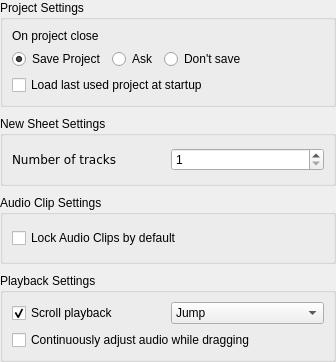
ErwanLegrand/Traverso-DAW, file src/traverso/ui/BehaviorConfigPage.ui: the form before one commit.
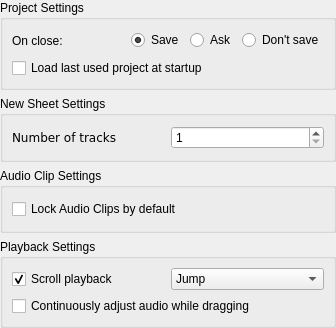
The form after the commit.

What changed in the file:
```diff
--- a/src/traverso/ui/BehaviorConfigPage.ui
+++ b/src/traverso/ui/BehaviorConfigPage.ui
@@ -6,7 +6,7 @@
     <x>0</x>
     <y>0</y>
     <width>336</width>
-    <height>362</height>
+    <height>328</height>
    </rect>
   </property>
   <property name="windowTitle" >
@@ -17,7 +17,7 @@
     <number>0</number>
    </property>
    <property name="spacing" >
-    <number>9</number>
+    <number>6</number>
    </property>
    <item>
     <widget class="QGroupBox" name="groupBox" >
@@ -32,7 +32,7 @@
        <number>6</number>
       </property>
       <item>
-       <layout class="QVBoxLayout" >
+       <layout class="QHBoxLayout" >
         <property name="margin" >
          <number>0</number>
         </property>
@@ -42,56 +42,46 @@
         <item>
          <widget class="QLabel" name="label_2" >
           <property name="text" >
-           <string>On project close</string>
+           <string>On close:</string>
           </property>
          </widget>
         </item>
         <item>
-         <layout class="QHBoxLayout" >
-          <property name="margin" >
-           <number>0</number>
+         <spacer>
+          <property name="orientation" >
+           <enum>Qt::Horizontal</enum>
           </property>
-          <property name="spacing" >
-           <number>6</number>
+          <property name="sizeHint" >
+           <size>
+            <width>20</width>
+            <height>23</height>
+           </size>
           </property>
-          <item>
-           <widget class="QRadioButton" name="saveRadioButton" >
-            <property name="text" >
-             <string>Save Project</string>
-            </property>
-            <property name="checked" >
-             <bool>true</bool>
-            </property>
-           </widget>
-          </item>
-          <item>
-           <widget class="QRadioButton" name="askRadioButton" >
-            <property name="text" >
-             <string>Ask</string>
-            </property>
-           </widget>
-          </item>
-          <item>
-           <widget class="QRadioButton" name="neverRadioButton" >
-            <property name="text" >
-             <string>Don't save</string>
-            </property>
-           </widget>
-          </item>
-          <item>
-           <spacer>
-            <property name="orientation" >
-             <enum>Qt::Horizontal</enum>
-            </property>
-            <property name="sizeHint" >
-             <size>
-              <width>40</width>
-              <height>20</height>
-             </size>
-            </property>
-           </spacer>
-          </item>
-         </layout>
+         </spacer>
+        </item>
+        <item>
+         <widget class="QRadioButton" name="saveRadioButton" >
+          <property name="text" >
+           <string>Save</string>
+          </property>
+          <property name="checked" >
+           <bool>true</bool>
+          </property>
+         </widget>
+        </item>
+        <item>
+         <widget class="QRadioButton" name="askRadioButton" >
+          <property name="text" >
+           <string>Ask</string>
+          </property>
+         </widget>
+        </item>
+        <item>
+         <widget class="QRadioButton" name="neverRadioButton" >
+          <property name="text" >
+           <string>Don't save</string>
+          </property>
+         </widget>
         </item>
        </layout>
       </item>
```
